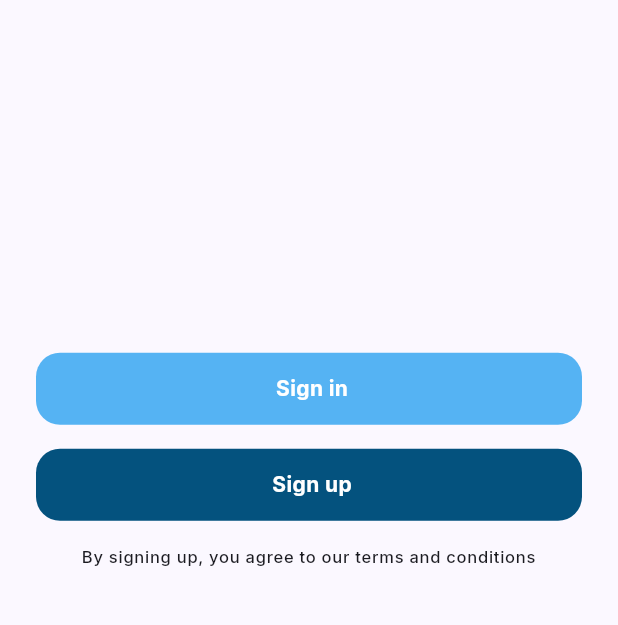
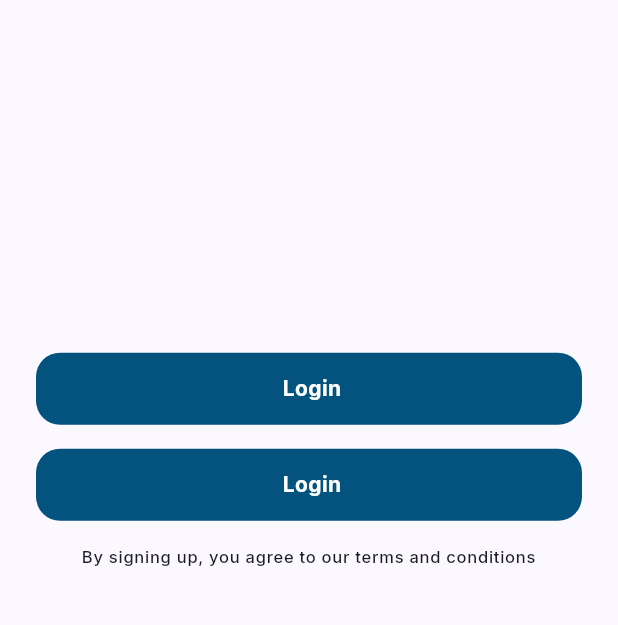
Before and after one commit to burakkoc5/asset_tracker, a Flutter app: the screen it shows after launch, on a phone screen of 412 x 824 dp, the part 539-1164 px from its top. Run offline on Flutter 3.47's test engine with Material 3 defaults, Android fonts, the phone set to English and light mode, and no system bars; our stand-ins replace auto_route, google_fonts.

Commit message:
Registration Screen simplified

```diff
--- a/lib/features/auth/presentation/registration_screen.dart
+++ b/lib/features/auth/presentation/registration_screen.dart
@@ -1,9 +1,8 @@
-import 'package:asset_tracker/core/theme/app_colors.dart';
 import 'package:asset_tracker/core/theme/paddings.dart';
 import 'package:asset_tracker/core/widgets/bottom_sheet.dart';
-import 'package:asset_tracker/core/widgets/container_button.dart';
-import 'package:asset_tracker/features/auth/presentation/login_form.dart';
-import 'package:asset_tracker/features/auth/presentation/signup_form.dart';
+import 'package:asset_tracker/features/auth/presentation/widgets/bottom_sheet_widget.dart';
+import 'package:asset_tracker/features/auth/presentation/widgets/registration_button_widget.dart';
+import 'package:asset_tracker/features/auth/presentation/widgets/welcome_logo_widget.dart';
 import 'package:auto_route/auto_route.dart';
 import 'package:flutter/material.dart';
 
@@ -15,43 +14,9 @@ class RegistrationScreen extends StatefulWidget {
   State<RegistrationScreen> createState() => _RegistrationScreenState();
 }
 
-class _RegistrationScreenState extends State<RegistrationScreen>
-    with TickerProviderStateMixin {
-  late TabController _tabController;
-
-  Widget bottomSheetWidget(int index) {
-    _tabController = TabController(
-      length: 2,
-      vsync: this,
-      initialIndex: index,
-    );
-    return Material(
-      child: Column(
-        children: [
-          TabBar(
-            controller: _tabController,
-            dividerColor: Colors.transparent,
-            indicatorColor: AppColors.primary, // Ana Renk
-            labelColor: AppColors.primary, // Ana Renk
-            unselectedLabelColor: AppColors.onPrimaryContainer, // Gri
-            tabs: const [
-              Tab(text: "Sign in"),
-              Tab(text: "Sign up"),
-            ],
-          ),
-          Expanded(
-            child: TabBarView(
-              controller: _tabController,
-              children: [
-                LoginForm(),
-                SignupForm(),
-              ],
-            ),
-          ),
-        ],
-      ),
-    );
-  }
+class _RegistrationScreenState extends State<RegistrationScreen> {
+  int loginIndex = 0;
+  int signupIndex = 1;
 
   @override
   Widget build(BuildContext context) {
@@ -62,66 +27,27 @@ class _RegistrationScreenState extends State<RegistrationScreen>
           crossAxisAlignment: CrossAxisAlignment.center,
           mainAxisAlignment: MainAxisAlignment.spaceEvenly,
           children: [
-            Column(
-              children: [
-                Paddings.xxxl.vertical,
-                //SvgPicture.asset('assets/images/welcome.svg'),
-                Text(
-                  'Welcome',
-                  style: Theme.of(context).textTheme.headlineMedium,
-                ),
-                Paddings.xs.vertical,
-                Text(
-                  'Asset Tracker',
-                  textAlign: TextAlign.center,
-                  style: Theme.of(context).textTheme.labelMedium,
-                ),
-                Image.asset(
-                  'assets/images/logo.png',
-                  width: 150,
-                  height: 150,
-                ),
-              ],
-            ),
+            const WelcomeLogoWidget(),
             Paddings.xxxl.vertical,
             Column(
               children: [
-                AppContainerButton(
-                  color: AppColors.primary, // Ana Renk
-                  center: Center(
-                    child: Text(
-                      'Sign in',
-                      style: Theme.of(context).textTheme.bodyMedium?.copyWith(
-                          color: AppColors.onPrimary,
-                          fontWeight: FontWeight.bold),
-                    ),
-                  ),
-                  onPressed: () {
-                    CustomBottomSheet.show(context,
-                        child: bottomSheetWidget(
-                          0,
-                        ));
-                  },
-                ),
+                RegistrationButtonWidget(
+                    buttonText: 'Sign In',
+                    onPressed: () {
+                      CustomBottomSheet.show(context,
+                          child: BottomSheetWidget(
+                            index: loginIndex,
+                          ));
+                    }),
                 Paddings.sm.vertical,
-                AppContainerButton(
-                  center: Center(
-                    child: Text(
-                      'Sign up',
-                      style: Theme.of(context).textTheme.bodyMedium?.copyWith(
-                          color: AppColors.onPrimary,
-                          fontWeight: FontWeight.bold),
-                    ),
-                  ),
-                  onPressed: () {
-                    CustomBottomSheet.show(
-                      context,
-                      child: bottomSheetWidget(
-                        1,
-                      ),
-                    );
-                  },
-                ),
+                RegistrationButtonWidget(
+                    buttonText: 'Sign Up',
+                    onPressed: () {
+                      CustomBottomSheet.show(context,
+                          child: BottomSheetWidget(
+                            index: signupIndex,
+                          ));
+                    }),
                 Paddings.sm.vertical,
                 Text(
                   'By signing up, you agree to our terms and conditions',
--- a/lib/features/auth/presentation/widgets/email_textfield_widget.dart
+++ b/lib/features/auth/presentation/widgets/email_textfield_widget.dart
@@ -10,6 +10,7 @@ class EmailTextfieldWidget extends StatelessWidget {
   @override
   Widget build(BuildContext context) {
     return Column(
+      crossAxisAlignment: CrossAxisAlignment.start,
       children: [
         const Text(
           'Email address',
--- a/lib/features/auth/presentation/widgets/fullname_textfield_widget.dart
+++ b/lib/features/auth/presentation/widgets/fullname_textfield_widget.dart
@@ -10,6 +10,7 @@ class FullnameTextfieldWidget extends StatelessWidget {
   @override
   Widget build(BuildContext context) {
     return Column(
+      crossAxisAlignment: CrossAxisAlignment.start,
       children: [
         const Text(
           'Full Name',
--- a/lib/features/auth/presentation/widgets/password_textfield_widget.dart
+++ b/lib/features/auth/presentation/widgets/password_textfield_widget.dart
@@ -10,6 +10,7 @@ class PasswordTextfieldWidget extends StatelessWidget {
   @override
   Widget build(BuildContext context) {
     return Column(
+      crossAxisAlignment: CrossAxisAlignment.start,
       children: [
         const Text(
           'Password',
--- a/lib/features/auth/presentation/widgets/registration_button_widget.dart
+++ b/lib/features/auth/presentation/widgets/registration_button_widget.dart
@@ -3,12 +3,13 @@ import 'package:asset_tracker/core/widgets/container_button.dart';
 import 'package:flutter/material.dart';
 
 class RegistrationButtonWidget extends StatelessWidget {
-  const RegistrationButtonWidget(
-      {super.key,
-      required this.formKey,
-      required this.buttonText,
-      required this.onPressed});
-  final GlobalKey<FormState> formKey;
+  const RegistrationButtonWidget({
+    super.key,
+    required this.buttonText,
+    required this.onPressed,
+    this.formKey,
+  });
+  final GlobalKey<FormState>? formKey;
   final String buttonText;
   final Function() onPressed;
 
@@ -19,13 +20,17 @@ class RegistrationButtonWidget extends StatelessWidget {
         child: Text(
           'Login',
           style: Theme.of(context).textTheme.bodyMedium?.copyWith(
-              color: AppColors.onPrimary, fontWeight: FontWeight.bold),
+                color: AppColors.onPrimary,
+                fontWeight: FontWeight.bold,
+              ),
         ),
       ),
       onPressed: () {
-        if (formKey.currentState?.validate() ?? false) {
-          // If the form is valid, login the user
-        }
+        formKey != null
+            ? formKey!.currentState!.validate()
+                ? onPressed()
+                : null
+            : onPressed();
       },
     );
   }
--- /dev/null
+++ b/lib/features/auth/presentation/widgets/welcome_logo_widget.dart
@@ -0,0 +1,30 @@
+import 'package:asset_tracker/core/theme/paddings.dart';
+import 'package:flutter/material.dart';
+
+class WelcomeLogoWidget extends StatelessWidget {
+  const WelcomeLogoWidget({super.key});
+
+  @override
+  Widget build(BuildContext context) {
+    return Column(
+      children: [
+        Paddings.xxxl.vertical,
+        Text(
+          'Welcome',
+          style: Theme.of(context).textTheme.headlineMedium,
+        ),
+        Paddings.xs.vertical,
+        Text(
+          'Asset Tracker',
+          textAlign: TextAlign.center,
+          style: Theme.of(context).textTheme.labelMedium,
+        ),
+        Image.asset(
+          'assets/images/logo.png',
+          width: 150,
+          height: 150,
+        ),
+      ],
+    );
+  }
+}
```
Also changed, not shown: lib/features/auth/presentation/login_form.dart (+1 -7 lines), lib/features/auth/presentation/signup_form.dart (+2 -6 lines), lib/features/auth/presentation/widgets/bottom_sheet_widget.dart (added, +58 -0 lines).
